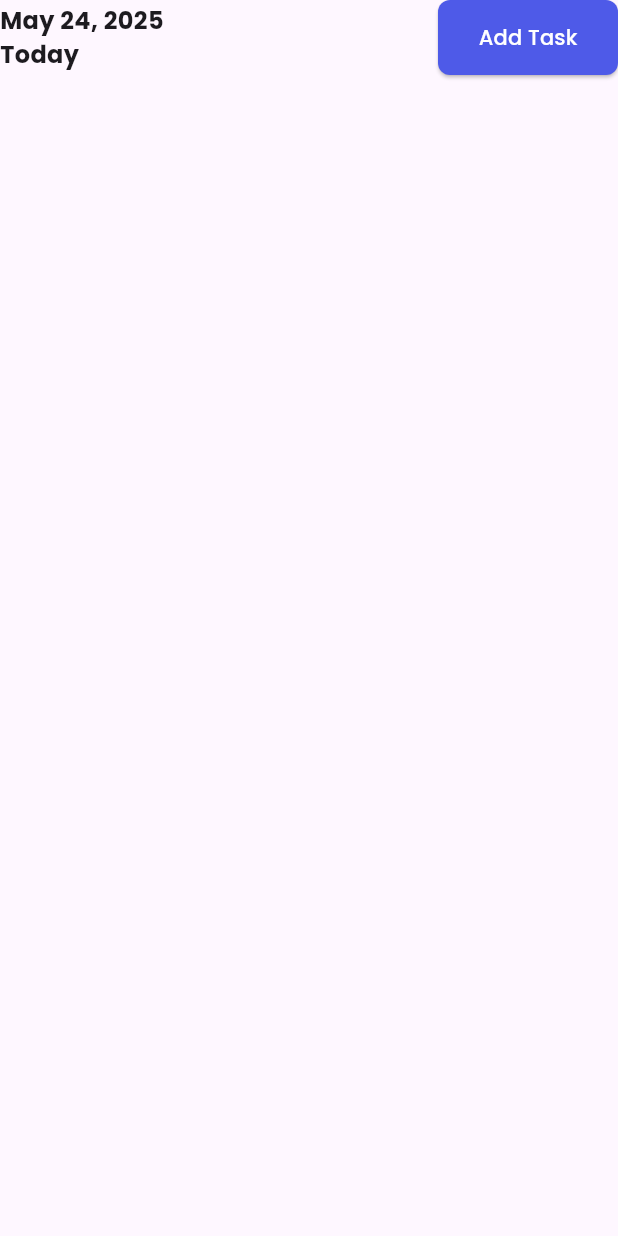
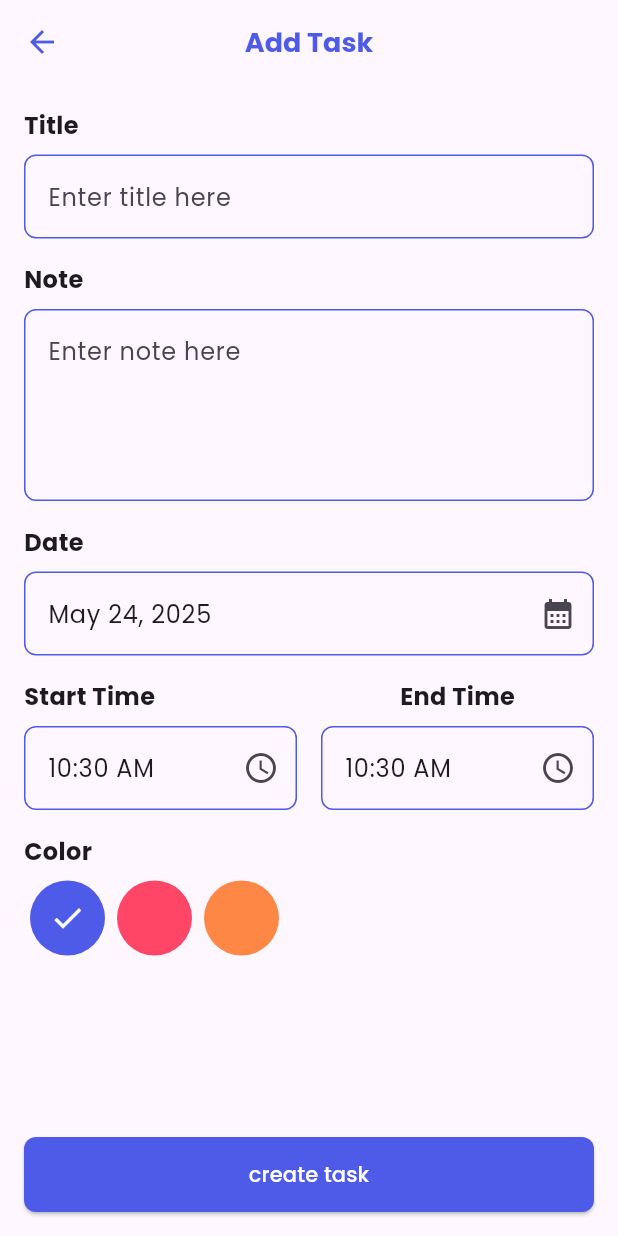
Before and after one commit to mohammed-mustafa1/taskati, a Flutter app: the TodayHeader widget shown alone on an empty page, opened directly, after a tap on "Add Task", on a phone screen of 412 x 824 dp. Run offline on Flutter 3.47's test engine with Material 3 defaults, Android fonts, the phone set to English and light mode, and no system bars; our stand-ins replace date_picker_timeline, flutter_svg, hive_flutter, image_picker, lottie; accounts and stored records are empty.

Commit message:
create add task ui

```diff
--- /dev/null
+++ b/lib/features/add_task/add_task_screen.dart
@@ -0,0 +1,230 @@
+import 'package:flutter/material.dart';
+import 'package:intl/intl.dart' as intl;
+import 'package:taskati/core/utils/colors.dart';
+import 'package:taskati/core/utils/text_styles.dart';
+import 'package:taskati/core/widgets/main_button.dart';
+
+class AddTaskScreen extends StatefulWidget {
+  const AddTaskScreen({super.key});
+
+  @override
+  State<AddTaskScreen> createState() => _AddTaskScreenState();
+}
+
+class _AddTaskScreenState extends State<AddTaskScreen> {
+  int selectedColor = 0;
+  var titleController = TextEditingController();
+  var descriptionController = TextEditingController();
+  var dateController = TextEditingController();
+  var startTimeController = TextEditingController();
+  var endTimeController = TextEditingController();
+  @override
+  void initState() {
+    super.initState();
+    dateController.text = intl.DateFormat.yMMMMd().format(DateTime.now());
+    startTimeController.text =
+        intl.DateFormat('hh:mm a').format(DateTime.now());
+    endTimeController.text = intl.DateFormat('hh:mm a').format(DateTime.now());
+  }
+
+  @override
+  Widget build(BuildContext context) {
+    return Scaffold(
+      appBar: AppBar(
+        foregroundColor: AppColors.primaryColor,
+        title: const Text(
+          'Add Task',
+          style: TextStyles.title,
+        ),
+      ),
+      body: SingleChildScrollView(
+        child: Padding(
+          padding: EdgeInsets.all(16),
+          child: Form(
+            child: Column(children: [
+              title(),
+              SizedBox(height: 16),
+              description(),
+              SizedBox(height: 16),
+              date(),
+              SizedBox(height: 16),
+              Row(children: [startTime(), SizedBox(width: 16), endTime()]),
+              SizedBox(height: 16),
+              color()
+            ]),
+          ),
+        ),
+      ),
+      bottomNavigationBar: Padding(
+        padding: const EdgeInsets.all(16),
+        child: MainButton(text: 'create task', onPress: () {}),
+      ),
+    );
+  }
+
+  Column color() {
+    return Column(
+      crossAxisAlignment: CrossAxisAlignment.start,
+      children: [
+        Text('Color',
+            style: TextStyles.body.copyWith(fontWeight: FontWeight.bold)),
+        SizedBox(height: 8),
+        Row(
+            children: List.generate(
+                3,
+                (index) => GestureDetector(
+                      onTap: () {
+                        selectedColor = index;
+                        setState(() {});
+                      },
+                      child: Padding(
+                        padding: const EdgeInsets.symmetric(horizontal: 4.0),
+                        child: CircleAvatar(
+                            radius: 25,
+                            backgroundColor: index == 0
+                                ? AppColors.primaryColor
+                                : index == 1
+                                    ? AppColors.red
+                                    : AppColors.orange,
+                            child: selectedColor == index
+                                ? Icon(
+                                    Icons.check,
+                                    color: Colors.white,
+                                  )
+                                : null),
+                      ),
+                    ))),
+      ],
+    );
+  }
+
+  Column description() {
+    return Column(
+      crossAxisAlignment: CrossAxisAlignment.start,
+      children: [
+        Text(
+          'Note',
+          style: TextStyles.body.copyWith(fontWeight: FontWeight.bold),
+        ),
+        SizedBox(height: 8),
+        TextFormField(
+          controller: descriptionController,
+          decoration: InputDecoration(hintText: 'Enter note here'),
+          maxLines: 4,
+        ),
+      ],
+    );
+  }
+
+  Column title() {
+    return Column(
+      crossAxisAlignment: CrossAxisAlignment.start,
+      children: [
+        Text(
+          'Title',
+          style: TextStyles.body.copyWith(fontWeight: FontWeight.bold),
+        ),
+        SizedBox(height: 8),
+        TextFormField(
+          controller: titleController,
+          decoration: InputDecoration(hintText: 'Enter title here'),
+        ),
+      ],
+    );
+  }
+
+  Column date() {
+    return Column(
+      crossAxisAlignment: CrossAxisAlignment.start,
+      children: [
+        Text(
+          'Date',
+          style: TextStyles.body.copyWith(fontWeight: FontWeight.bold),
+        ),
+        SizedBox(height: 8),
+        TextFormField(
+          onTap: () {
+            selectTaskDate();
+          },
+          readOnly: true,
+          controller: dateController,
+          decoration: InputDecoration(
+            suffixIcon: Icon(Icons.calendar_month),
+          ),
+        ),
+      ],
+    );
+  }
+
+  void selectTaskDate() {
+    showDatePicker(
+            context: context,
+            initialDate: DateTime.now(),
+            firstDate: DateTime.now(),
+            lastDate: DateTime(2050))
+        .then((date) {
+      if (date != null) {
+        dateController.text = intl.DateFormat.yMMMMd().format(date);
+      }
+    });
+  }
+
+  Expanded startTime() {
+    return Expanded(
+      child: Column(
+        crossAxisAlignment: CrossAxisAlignment.start,
+        children: [
+          Text(
+            'Start Time',
+            style: TextStyles.body.copyWith(fontWeight: FontWeight.bold),
+          ),
+          SizedBox(height: 8),
+          TextFormField(
+            readOnly: true,
+            onTap: () {
+              showTimePicker(context: context, initialTime: TimeOfDay.now())
+                  .then((time) {
+                if (time != null) {
+                  startTimeController.text = time.format(context);
+                }
+              });
+            },
+            controller: startTimeController,
+            decoration: InputDecoration(
+              suffixIcon: Icon(Icons.watch_later_outlined),
+            ),
+          ),
+        ],
+      ),
+    );
+  }
+
+  Expanded endTime() {
+    return Expanded(
+      child: Column(
+        children: [
+          Text(
+            'End Time',
+            style: TextStyles.body.copyWith(fontWeight: FontWeight.bold),
+          ),
+          SizedBox(height: 8),
+          TextFormField(
+            readOnly: true,
+            onTap: () {
+              showTimePicker(context: context, initialTime: TimeOfDay.now())
+                  .then((time) {
+                if (time != null) {
+                  endTimeController.text = time.format(context);
+                }
+              });
+            },
+            controller: endTimeController,
+            decoration: InputDecoration(
+              suffixIcon: Icon(Icons.watch_later_outlined),
+            ),
+          ),
+        ],
+      ),
+    );
+  }
+}
--- a/lib/features/home/widgets/today_header.dart
+++ b/lib/features/home/widgets/today_header.dart
@@ -1,7 +1,9 @@
 import 'package:flutter/material.dart';
 import 'package:intl/intl.dart' as intl;
+import 'package:taskati/core/function/navigations.dart';
 import 'package:taskati/core/utils/text_styles.dart';
 import 'package:taskati/core/widgets/main_button.dart';
+import 'package:taskati/features/add_task/add_task_screen.dart';
 
 class TodayHeader extends StatelessWidget {
   const TodayHeader({
@@ -27,7 +29,12 @@ class TodayHeader extends StatelessWidget {
                 ),
               ]),
         ),
-        MainButton(width: 120, text: 'Add Task', onPress: () {})
+        MainButton(
+            width: 120,
+            text: 'Add Task',
+            onPress: () {
+              context.push(const AddTaskScreen());
+            }),
       ],
     );
   }
--- a/lib/main.dart
+++ b/lib/main.dart
@@ -30,6 +30,7 @@ class _TaskatiState extends State<Taskati> {
           return MaterialApp(
             debugShowCheckedModeBanner: false,
             theme: ThemeData(
+              appBarTheme: AppBarTheme(centerTitle: true),
               brightness: value.get(LocalStorage.theme) == 'dark'
                   ? Brightness.dark
                   : Brightness.light,
```
